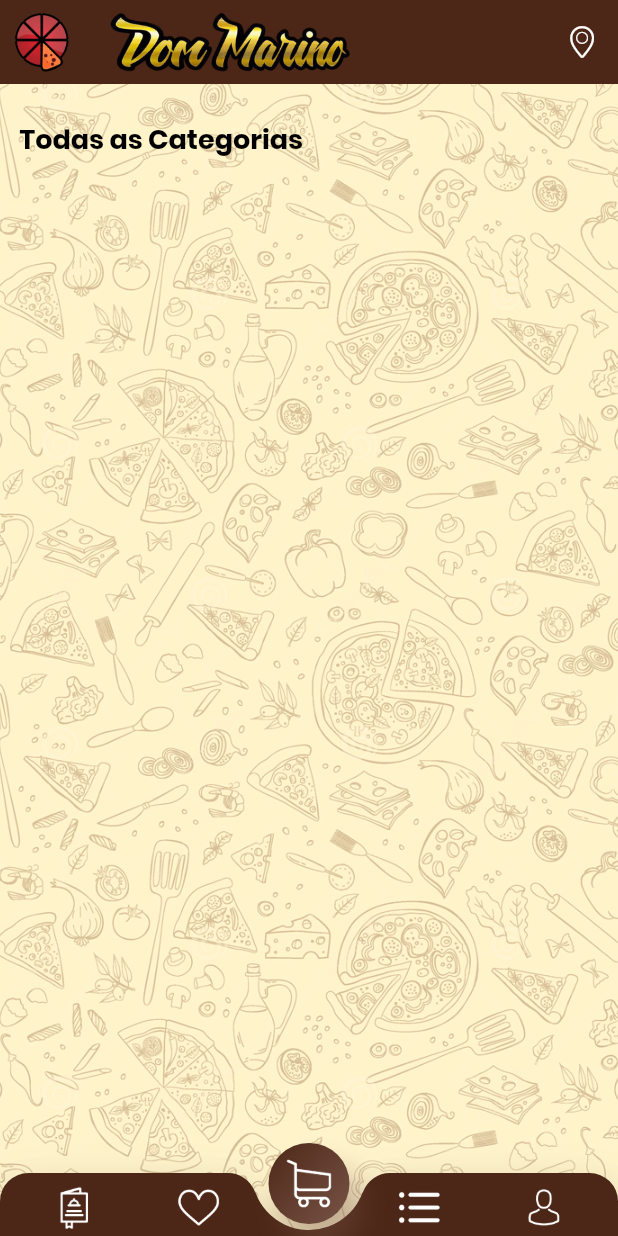
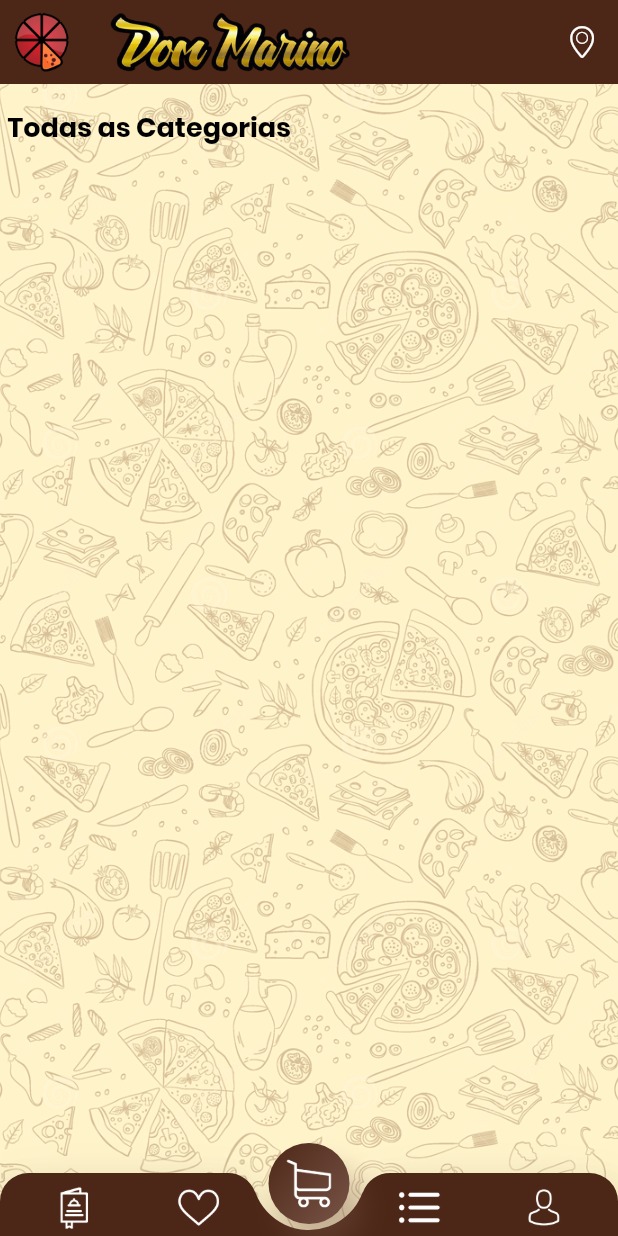
Before and after one commit to rogeriodeandradepires/pizzeria_project, a Flutter app: the screen it shows after launch, on a phone screen of 412 x 824 dp. Run offline on Flutter 3.47's test engine with Material 2 defaults, Android fonts, the phone set to English and light mode, and no system bars; our stand-ins replace page_transition, smooth_star_rating; network calls fail.

Commit message:
ListView funcionando fora da tab

```diff
--- a/lib/src/screens/Dashboard.dart
+++ b/lib/src/screens/Dashboard.dart
@@ -123,7 +123,51 @@ class _DashboardState extends State<Dashboard> with TickerProviderStateMixin {
               ),
             ),
           ),
-          _tabs[_selectedIndex],
+//          _tabs[_selectedIndex],
+          Stack(
+            children: <Widget>[
+              Positioned(top: 0, child: headerTopCategories()),
+              Positioned(top:140, child: sectionHeader(_selectedCategory, onViewMore: null)),
+              Positioned(
+                top:180,
+                height: MediaQuery.of(context).size.height,
+                width: MediaQuery.of(context).size.width,
+                child: FutureBuilder(
+                  builder: (context, productSnap) {
+                    if (productSnap.connectionState == ConnectionState.none &&
+                        productSnap.hasData == null) {
+                      //print('product snapshot data is: ${productSnap.data}');
+                      return Container();
+                    }
+
+                    return ListView.builder(
+                      scrollDirection: Axis.vertical,
+                      physics: const AlwaysScrollableScrollPhysics(),
+                      shrinkWrap: true,
+                      itemCount:
+                          productSnap.data != null ? productSnap.data.length : 0,
+                      itemBuilder: (context, index) {
+                        Product product = productSnap.data[index];
+                        return foodItem(context, product, onTapped: () {
+                          Navigator.push(
+                            context,
+                            MaterialPageRoute(
+                              builder: (context) {
+                                return new ProductPage(
+                                  productData: product,
+                                );
+                              },
+                            ),
+                          );
+                        }, onLike: () {});
+                      },
+                    );
+                  },
+                  future: getProducts(),
+                ),
+              ),
+            ],
+          ),
           bottomBar(),
         ],
       ),
@@ -227,7 +271,7 @@ class _DashboardState extends State<Dashboard> with TickerProviderStateMixin {
 
     all_categories_obj_list = all_categories_obj_list.reversed.toList();
 
-    if (_selectedCategory=="") {
+    if (_selectedCategory == "") {
       _selectedCategory = all_categories_obj_list.elementAt(0).description;
       _selectedCategoryName = all_categories_obj_list.elementAt(0).name;
     }
@@ -277,7 +321,7 @@ class _DashboardState extends State<Dashboard> with TickerProviderStateMixin {
           physics: const NeverScrollableScrollPhysics(),
           children: <Widget>[
             headerTopCategories(),
-        deals(_selectedCategory, onViewMore: () {}, items: <Widget>[
+            sectionHeader(_selectedCategory, onViewMore: null),
             FutureBuilder(
               builder: (context, productSnap) {
                 if (productSnap.connectionState == ConnectionState.none &&
@@ -310,8 +354,7 @@ class _DashboardState extends State<Dashboard> with TickerProviderStateMixin {
                 );
               },
               future: getProducts(),
-          )
-        ]),
+            ),
           ]),
     );
   }
@@ -369,7 +412,7 @@ class _DashboardState extends State<Dashboard> with TickerProviderStateMixin {
                   itemBuilder: (context, index) {
                     Category category = categorySnap.data[index];
                     if (index == 0) {
-                      if (_selectedCategory=="") {
+                      if (_selectedCategory == "") {
                         _selectedCategory = category.description;
                         _selectedCategoryName = category.name;
                       }
@@ -433,7 +476,6 @@ class _DashboardState extends State<Dashboard> with TickerProviderStateMixin {
   }
 
   Widget deals(String dealTitle, {onViewMore, List<Widget> items}) {
-
     items.add(generateDummyListItem());
 
     return Container(
```
Lines whose indentation alone changed are shown as unchanged.
